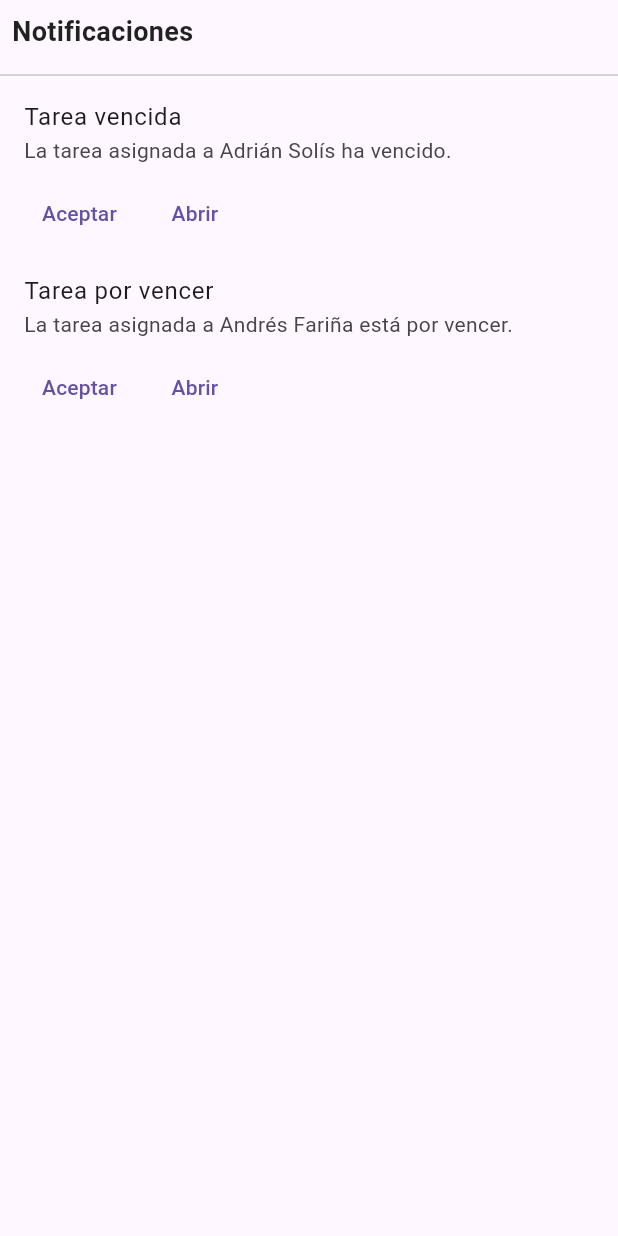
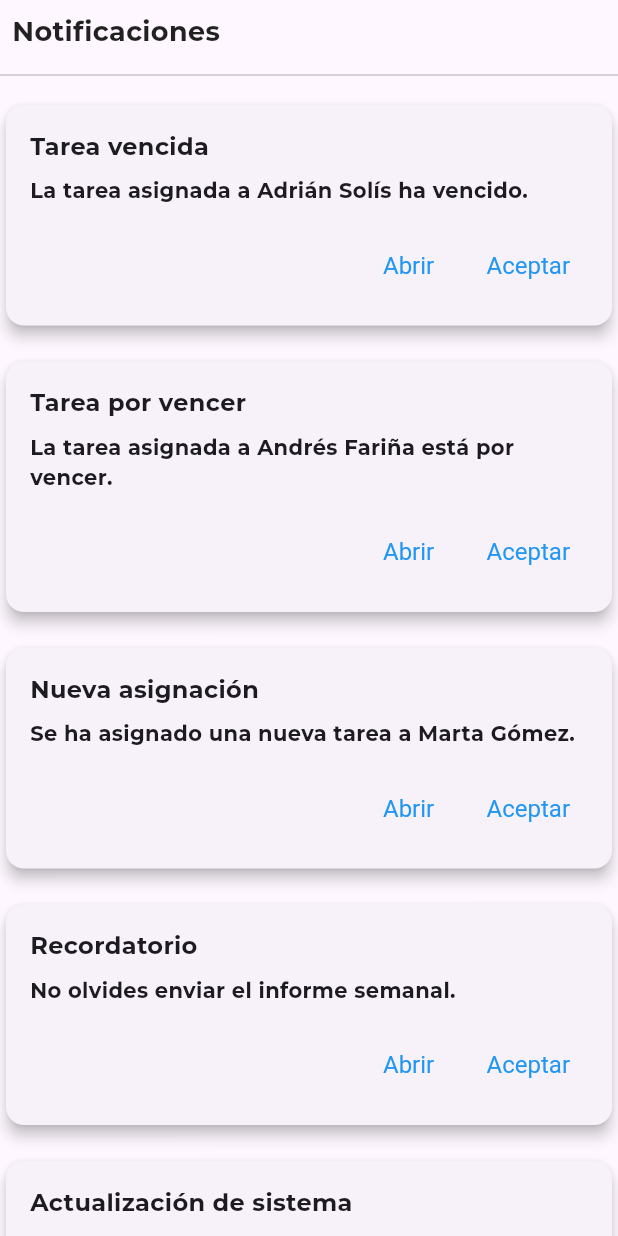
Before and after one commit to mati-avila/fisma_inso2, a Flutter app: the NotificationsPanel widget shown alone on an empty page, opened directly, on a phone screen of 412 x 824 dp. Run offline on Flutter 3.47's test engine with Material 3 defaults, Android fonts, the phone set to English and light mode, and no system bars; our stand-ins replace flutter_map, latlong2; project files that could hold a hidden picture were left out.

Commit message:
Funcionalidad de notificaciones
Agregue las notificaciones con sus funciones y diseño de fuentes

```diff
--- a/lib/supervisor/notifications_panel.dart
+++ b/lib/supervisor/notifications_panel.dart
@@ -1,14 +1,71 @@
 import 'package:flutter/material.dart';
 
-class NotificationsPanel extends StatelessWidget {
+class NotificationsPanel extends StatefulWidget {
   const NotificationsPanel({super.key});
 
   @override
+  _NotificationsPanelState createState() => _NotificationsPanelState();
+}
+
+class _NotificationsPanelState extends State<NotificationsPanel> {
+  List<Notification> notifications = [
+    Notification(
+      title: 'Tarea vencida',
+      message: 'La tarea asignada a Adrián Solís ha vencido.',
+    ),
+    Notification(
+      title: 'Tarea por vencer',
+      message: 'La tarea asignada a Andrés Fariña está por vencer.',
+    ),
+    Notification(
+      title: 'Nueva asignación',
+      message: 'Se ha asignado una nueva tarea a Marta Gómez.',
+    ),
+    Notification(
+      title: 'Recordatorio',
+      message: 'No olvides enviar el informe semanal.',
+    ),
+    Notification(
+      title: 'Actualización de sistema',
+      message: 'El sistema estará en mantenimiento esta noche.',
+    ),
+  ];
+
+  void _showNotificationDetails(Notification notification) {
+    showDialog(
+      context: context,
+      builder: (BuildContext context) {
+        return AlertDialog(
+          title: Text(notification.title),
+          content: Text(notification.message),
+          actions: [
+            TextButton(
+              onPressed: () {
+                Navigator.of(context).pop();
+                setState(() {
+                  notifications.remove(notification);
+                });
+              },
+              child: const Text('Aceptar'),
+            ),
+            TextButton(
+              onPressed: () {
+                Navigator.of(context).pop();
+              },
+              child: const Text('Cerrar'),
+            ),
+          ],
+        );
+      },
+    );
+  }
+
+  @override
   Widget build(BuildContext context) {
-    return const Column(
+    return Column(
       crossAxisAlignment: CrossAxisAlignment.start,
       children: [
-        Padding(
+        const Padding(
           padding: EdgeInsets.all(8.0),
           child: Text(
             'Notificaciones',
@@ -19,25 +76,58 @@ class NotificationsPanel extends StatelessWidget {
             ),
           ),
         ),
-        Divider(),
-
-        // Aquí aseguramos que la lista sea desplazable y que ocupe el espacio correcto
+        const Divider(),
         Expanded(
-          child: SingleChildScrollView(
+          child: notifications.isEmpty
+              ? const Center(child: Text('No hay notificaciones.'))
+              : ListView.builder(
+                  itemCount: notifications.length,
+                  itemBuilder: (context, index) {
+                    final notification = notifications[index];
+                    return Padding(
+                      padding: const EdgeInsets.symmetric(vertical: 8.0),
+                      child: Card(
+                        elevation: 4.0,
+                        child: Padding(
+                          padding: const EdgeInsets.all(16.0),
                           child: Column(
+                            crossAxisAlignment: CrossAxisAlignment.start,
                             children: [
-                NotificationTile(
-                  title: 'Tarea vencida',
-                  subtitle: 'La tarea asignada a Adrián Solís ha vencido.',
+                              Text(
+                                notification.title,
+                                style: const TextStyle(
+                                  fontSize: 16,
+                                  fontWeight: FontWeight.bold,
                                 ),
-                NotificationTile(
-                  title: 'Tarea por vencer',
-                  subtitle:
-                      'La tarea asignada a Andrés Fariña está por vencer.',
                               ),
-                // Agregar más notificaciones según sea necesario
+                              const SizedBox(height: 8),
+                              Text(notification.message),
+                              const SizedBox(height: 16),
+                              Row(
+                                mainAxisAlignment: MainAxisAlignment.end,
+                                children: [
+                                  TextButton(
+                                    onPressed: () =>
+                                        _showNotificationDetails(notification),
+                                    child: const Text('Abrir'),
+                                  ),
+                                  const SizedBox(width: 8),
+                                  TextButton(
+                                    onPressed: () {
+                                      setState(() {
+                                        notifications.remove(notification);
+                                      });
+                                    },
+                                    child: const Text('Aceptar'),
+                                  ),
                                 ],
                               ),
+                            ],
+                          ),
+                        ),
+                      ),
+                    );
+                  },
                 ),
         ),
       ],
@@ -45,40 +135,9 @@ class NotificationsPanel extends StatelessWidget {
   }
 }
 
-class NotificationTile extends StatelessWidget {
+class Notification {
   final String title;
-  final String subtitle;
+  final String message;
 
-  const NotificationTile({
-    required this.title,
-    required this.subtitle,
-    super.key,
-  });
-
-  @override
-  Widget build(BuildContext context) {
-    return ListTile(
-      title: Text(title),
-      subtitle: Column(
-        crossAxisAlignment: CrossAxisAlignment.start,
-        children: [
-          Text(subtitle),
-          const SizedBox(height: 8.0),
-          Row(
-            children: [
-              TextButton(
-                onPressed: () {},
-                child: const Text('Aceptar'),
-              ),
-              const SizedBox(width: 8.0),
-              TextButton(
-                onPressed: () {},
-                child: const Text('Abrir'),
-              ),
-            ],
-          ),
-        ],
-      ),
-    );
+  Notification({required this.title, required this.message});
 }
-}
```
Also changed, not shown: lib/main.dart (+22 -2 lines), lib/supervisor/profile_dialogs.dart (+6 -6 lines), lib/supervisor/supervisor_screen.dart (+51 -5 lines), pubspec.yaml (+12 -76 lines), assets/fonts/Montserrat-Black.ttf (added), assets/fonts/Montserrat-Bold.ttf (added), assets/fonts/Montserrat-ExtraBold.ttf (added), assets/fonts/Montserrat-Italic-VariableFont_wght.ttf (added), assets/fonts/Montserrat-Light.ttf (added), assets/fonts/Montserrat-Medium.ttf (added), assets/fonts/Montserrat-Regular.ttf (added), assets/fonts/Montserrat-SemiBold.ttf (added). Lines whose indentation alone changed are shown as unchanged.
